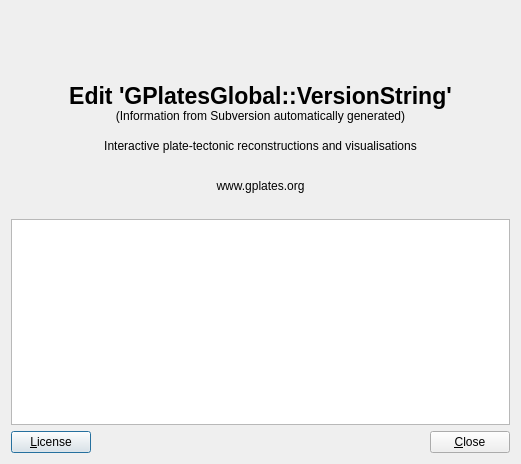
Before: the Qt Designer form src/qt-widgets/AboutDialogUi.ui in GPlates/GPlates, drawn with Qt 5.
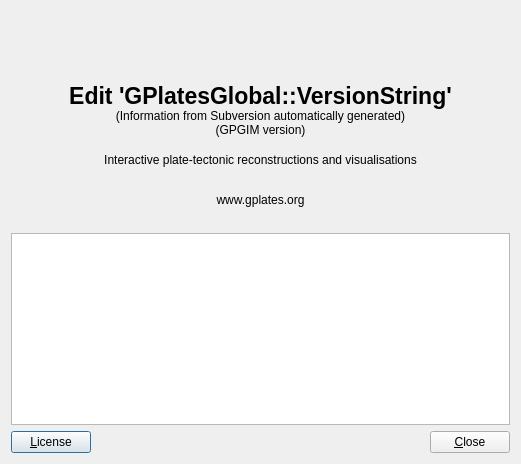
After: the same form once the commit is applied. Icons and pictures are not drawn.

Patch:
```diff
--- a/src/qt-widgets/AboutDialogUi.ui
+++ b/src/qt-widgets/AboutDialogUi.ui
@@ -86,6 +86,16 @@
        </property>
       </widget>
      </item>
+     <item>
+      <widget class="QLabel" name="label_GPGIM">
+       <property name="text">
+        <string>(GPGIM version)</string>
+       </property>
+       <property name="alignment">
+        <set>Qt::AlignCenter</set>
+       </property>
+      </widget>
+     </item>
     </layout>
    </item>
    <item>
```
